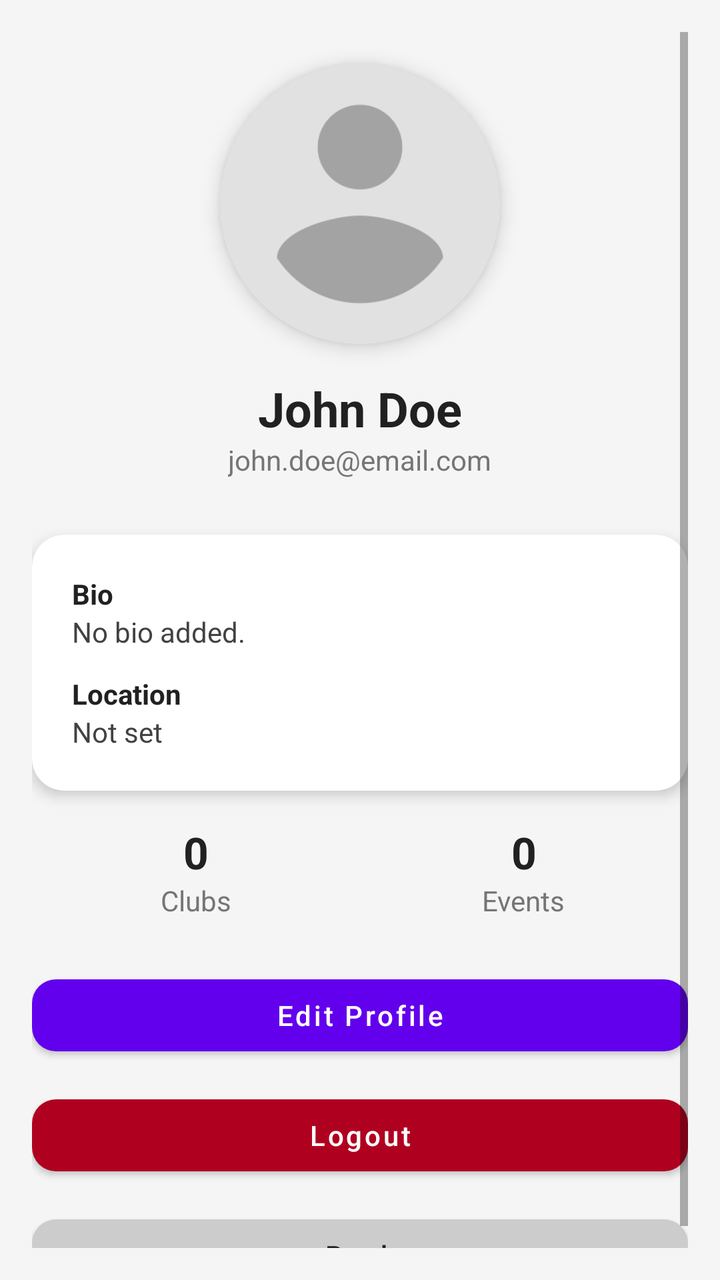
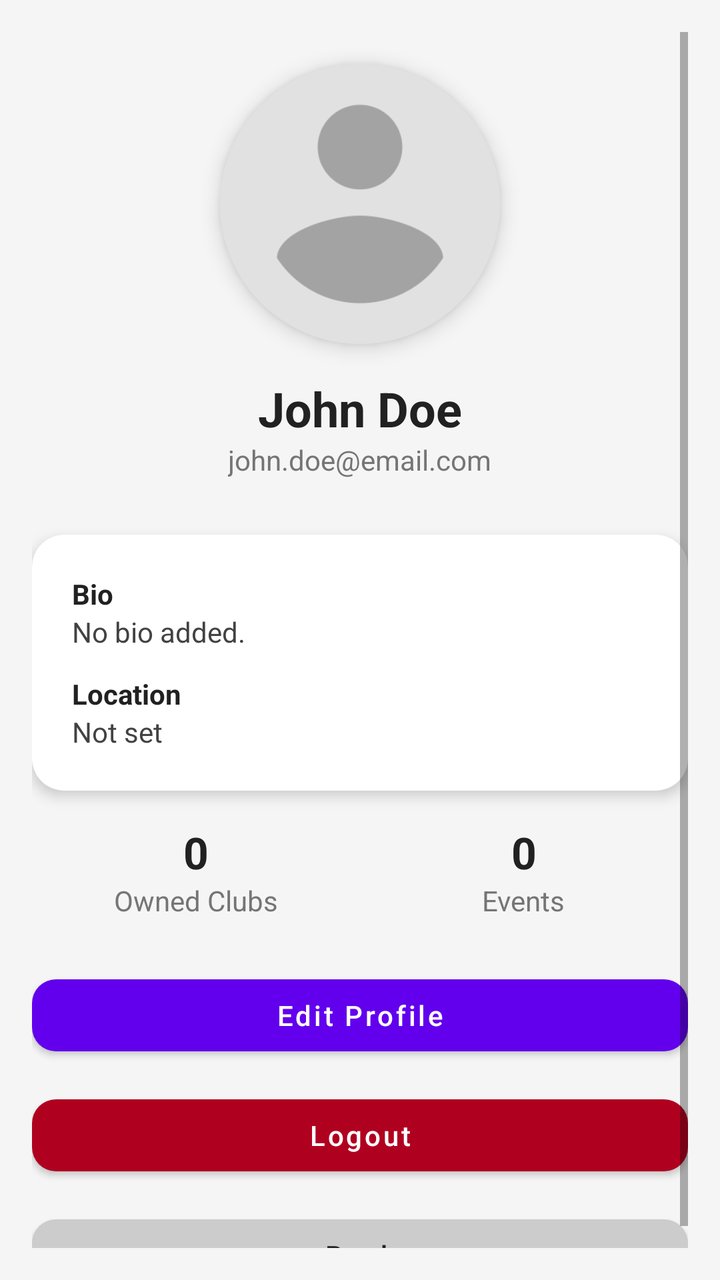

Before-and-after screenshots of an Android layout around one commit, followed by the original layout XML and the change that was made.
<!-- AndroidManifest.xml: application theme Theme.NetWork -->
<!-- res/layout/activity_profile.xml -->
<?xml version="1.0" encoding="utf-8"?>
<ScrollView xmlns:android="http://schemas.android.com/apk/res/android"
    xmlns:app="http://schemas.android.com/apk/res-auto"
    android:layout_width="match_parent"
    android:layout_height="match_parent"
    android:fillViewport="true"
    android:background="#F5F5F5"
    android:padding="16dp">

    <LinearLayout
        android:orientation="vertical"
        android:layout_width="match_parent"
        android:layout_height="wrap_content"
        android:gravity="center_horizontal">

        
        <com.google.android.material.imageview.ShapeableImageView
            android:id="@+id/profileImage"
            android:layout_width="140dp"
            android:layout_height="140dp"
            android:layout_marginTop="16dp"
            android:scaleType="centerCrop"
            android:src="@drawable/ic_profile_placeholder"
            app:shapeAppearanceOverlay="@style/CircleImageStyle"
            android:contentDescription="Profile Picture"
            android:elevation="6dp"/>

        
        <TextView
            android:id="@+id/profileName"
            android:text="John Doe"
            android:textSize="24sp"
            android:textStyle="bold"
            android:textColor="#212121"
            android:layout_marginTop="16dp"
            android:layout_width="wrap_content"
            android:layout_height="wrap_content"/>

        
        <TextView
            android:id="@+id/profileEmail"
            android:text="john.doe@email.com"
            android:textSize="14sp"
            android:textColor="#757575"
            android:layout_marginBottom="16dp"
            android:layout_width="wrap_content"
            android:layout_height="wrap_content"/>

        
        <LinearLayout
            android:orientation="vertical"
            android:layout_width="match_parent"
            android:layout_height="wrap_content"
            android:padding="20dp"
            android:layout_marginTop="12dp"
            android:background="@drawable/card_bg"
            android:elevation="4dp"
            android:clipToOutline="true">

            <TextView
                android:text="Bio"
                android:textStyle="bold"
                android:textColor="#212121"
                android:layout_width="wrap_content"
                android:layout_height="wrap_content"/>

            <TextView
                android:id="@+id/profileBio"
                android:text="No bio added."
                android:textColor="#424242"
                android:layout_marginBottom="12dp"
                android:layout_width="wrap_content"
                android:layout_height="wrap_content"/>

            <TextView
                android:text="Location"
                android:textStyle="bold"
                android:textColor="#212121"
                android:layout_width="wrap_content"
                android:layout_height="wrap_content"/>

            <TextView
                android:id="@+id/profileLocation"
                android:text="Not set"
                android:textColor="#424242"
                android:layout_width="wrap_content"
                android:layout_height="wrap_content"/>
        </LinearLayout>

        
        <LinearLayout
            android:orientation="horizontal"
            android:gravity="center"
            android:layout_marginTop="16dp"
            android:layout_width="match_parent"
            android:layout_height="wrap_content">

            <LinearLayout
                android:orientation="vertical"
                android:gravity="center"
                android:layout_weight="1"
                android:layout_width="0dp"
                android:layout_height="wrap_content">

                <TextView
                    android:id="@+id/clubsCount"
                    android:text="0"
                    android:textSize="22sp"
                    android:textStyle="bold"
                    android:textColor="#212121"
                    android:layout_width="wrap_content"
                    android:layout_height="wrap_content"/>

                <TextView
                    android:text="Clubs"
                    android:textSize="14sp"
                    android:textColor="#757575"
                    android:layout_width="wrap_content"
                    android:layout_height="wrap_content"/>
            </LinearLayout>

            <LinearLayout
                android:orientation="vertical"
                android:gravity="center"
                android:layout_weight="1"
                android:layout_width="0dp"
                android:layout_height="wrap_content">

                <TextView
                    android:id="@+id/eventsCount"
                    android:text="0"
                    android:textSize="22sp"
                    android:textStyle="bold"
                    android:textColor="#212121"
                    android:layout_width="wrap_content"
                    android:layout_height="wrap_content"/>

                <TextView
                    android:text="Events"
                    android:textSize="14sp"
                    android:textColor="#757575"
                    android:layout_width="wrap_content"
                    android:layout_height="wrap_content"/>
            </LinearLayout>
        </LinearLayout>

        
        <com.google.android.material.button.MaterialButton
            android:id="@+id/editProfileBtn"
            android:layout_marginTop="24dp"
            android:layout_width="match_parent"
            android:layout_height="wrap_content"
            android:text="Edit Profile"
            android:textAllCaps="false"
            app:cornerRadius="12dp"
            app:backgroundTint="#6200EE"
            android:textColor="#FFFFFF"/>

        <com.google.android.material.button.MaterialButton
            android:id="@+id/logoutBtn"
            android:layout_marginTop="12dp"
            android:layout_width="match_parent"
            android:layout_height="wrap_content"
            android:text="Logout"
            android:textAllCaps="false"
            app:cornerRadius="12dp"
            app:backgroundTint="#B00020"
            android:textColor="#FFFFFF"/>

        <com.google.android.material.button.MaterialButton
            android:id="@+id/backBtn"
            android:layout_marginTop="12dp"
            android:layout_width="match_parent"
            android:layout_height="wrap_content"
            android:text="Back"
            android:textAllCaps="false"
            app:cornerRadius="12dp"
            app:backgroundTint="#CCCCCC"
            android:textColor="#212121"/>

    </LinearLayout>
</ScrollView>
<!-- resources referenced by this layout -->
<resources>
  <!-- drawable card_bg (drawable) -->
  <shape xmlns:android="http://schemas.android.com/apk/res/android">
      <solid android:color="#FFFFFF"/>
      <corners android:radius="16dp"/>
      <padding android:left="16dp" android:top="16dp" android:right="16dp" android:bottom="16dp"/>
  </shape>
  <!-- drawable ic_profile_placeholder: png bitmap (drawable, 5053 bytes) -->
  <style name="CircleImageStyle">
          <item name="cornerFamily">rounded</item>
          <item name="cornerSize">50%</item>
      </style>
  <style name="Theme.NetWork" parent="Theme.MaterialComponents.Light.NoActionBar">
          
          <item name="colorPrimary">@color/teal_700</item>
          <item name="colorPrimaryVariant">@color/teal_200</item>
          <item name="colorOnPrimary">@color/white</item>
          <item name="colorSecondary">@color/teal_700</item>
      </style>
  <color name="teal_700">#FF018786</color>
  <color name="teal_200">#FF03DAC5</color>
  <color name="white">#FFFFFFFF</color>
</resources>

<!-- the commit's change to res/layout/activity_profile.xml (unified diff, before → after) -->
@@ -112,7 +112,7 @@
                     android:layout_height="wrap_content"/>
 
                 <TextView
-                    android:text="Clubs"
+                    android:text="Owned Clubs"
                     android:textSize="14sp"
                     android:textColor="#757575"
                     android:layout_width="wrap_content"
